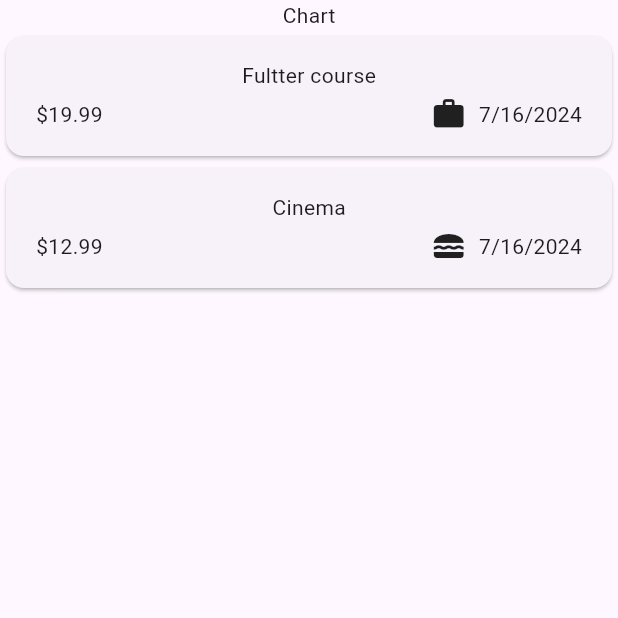
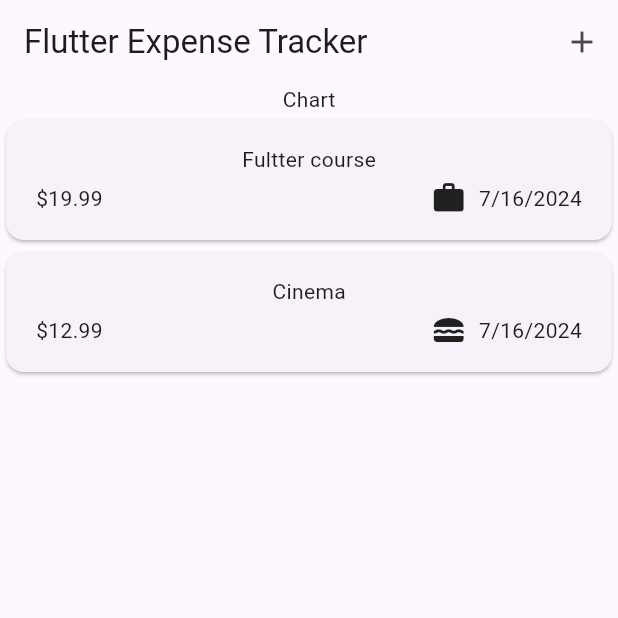
Before and after one commit to IsharaNawa/expense-tracker, a Flutter app: the screen it shows after launch, on a phone screen of 412 x 824 dp, the top half of it. Run offline on Flutter 3.47's test engine with Material 3 defaults, Android fonts, the phone set to English and light mode, and no system bars.

Commit message:
added the appbar

```diff
--- a/lib/widgets/expenses.dart
+++ b/lib/widgets/expenses.dart
@@ -29,7 +29,17 @@ class _ExpensesState extends State<Expenses> {
 
   @override
   Widget build(BuildContext context) {
+    // scaffold has a app bar official support
     return Scaffold(
+      appBar: AppBar(
+        title: const Text("Flutter Expense Tracker"),
+        actions: [
+          IconButton(
+            onPressed: () {},
+            icon: const Icon(Icons.add),
+          ),
+        ],
+      ),
       body: Column(
         children: [
           const Text("Chart"),
```
